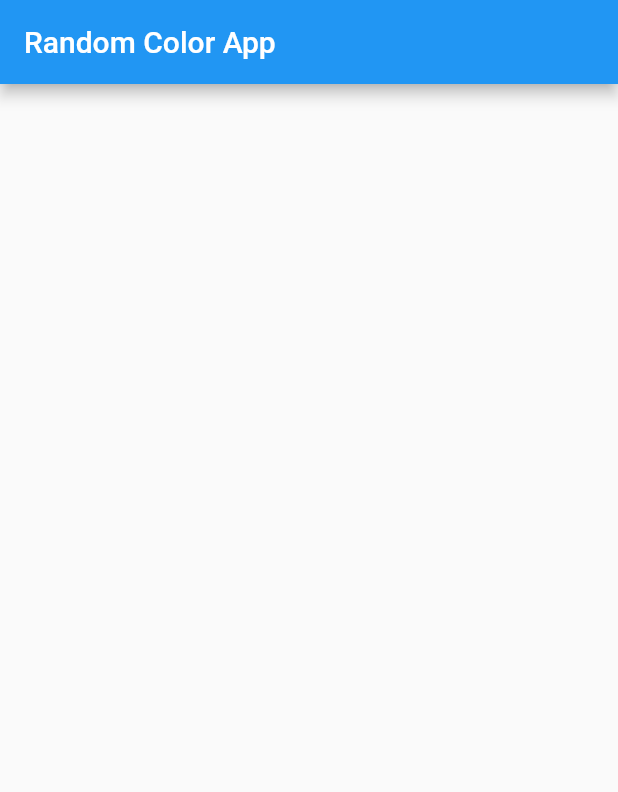
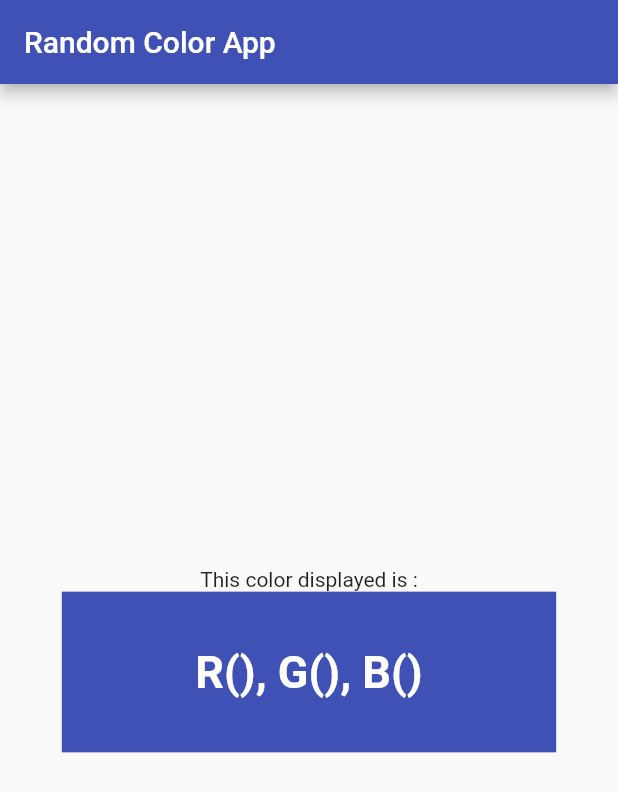
Before and after one commit to houcem-h/dsi3_state_management, a Flutter app: the screen it shows after launch, on a phone screen of 412 x 824 dp. Shown: the top 792 px of the screen. Run offline on Flutter 3.47's test engine with Material 2 defaults, Android fonts, the phone set to English and light mode, and no system bars.

Commit message:
the text that will be displayed

```diff
--- a/lib/main.dart
+++ b/lib/main.dart
@@ -14,15 +14,16 @@ class MyApp extends StatelessWidget {
       theme: ThemeData(
         primarySwatch: Colors.blue,
       ),
-      home: const StateManagementApp(title: 'Random Color App'),
+      home: const StateManagementApp(title: 'Random Color App', color: Colors.indigo),
     );
   }
 }
 
 class StateManagementApp extends StatefulWidget {
-  const StateManagementApp({Key? key, required this.title}) : super(key: key);
+  const StateManagementApp({Key? key, required this.title, required this.color}) : super(key: key);
 
   final String title;
+  final Color color;
 
   @override
   State<StateManagementApp> createState() => _StateManagementAppState();
@@ -35,9 +36,30 @@ class _StateManagementAppState extends State<StateManagementApp> {
     return Scaffold(
       appBar: AppBar(
         title: Text(widget.title),
+        backgroundColor: widget.color,
       ),
       body: Center(
         child: Column(
+          mainAxisAlignment: MainAxisAlignment.center,
+          children: [
+            const Text('This color displayed is :'),
+            Container(
+              width: MediaQuery.of(context).size.width * 0.8,
+              height: MediaQuery.of(context).size.height * 0.13,
+              color: widget.color,
+              child: const Center(
+                child: Text(
+                  'R(), G(), B()',
+                  textAlign: TextAlign.center,
+                  style: TextStyle(
+                    color: Colors.white,
+                    fontSize: 30,
+                    fontWeight: FontWeight.bold
+                  ),
+                ),
+              ),
+            )
+          ],
         ),
       ),
     );
```
